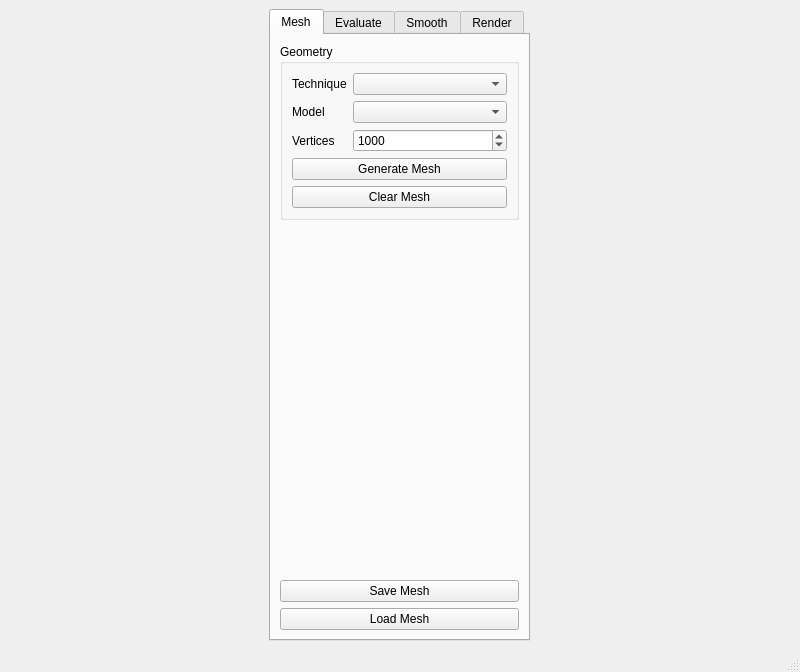
First picture: the form in UserInterface/MainWindow.ui, repository wibus/GpuMesh, before the edit.
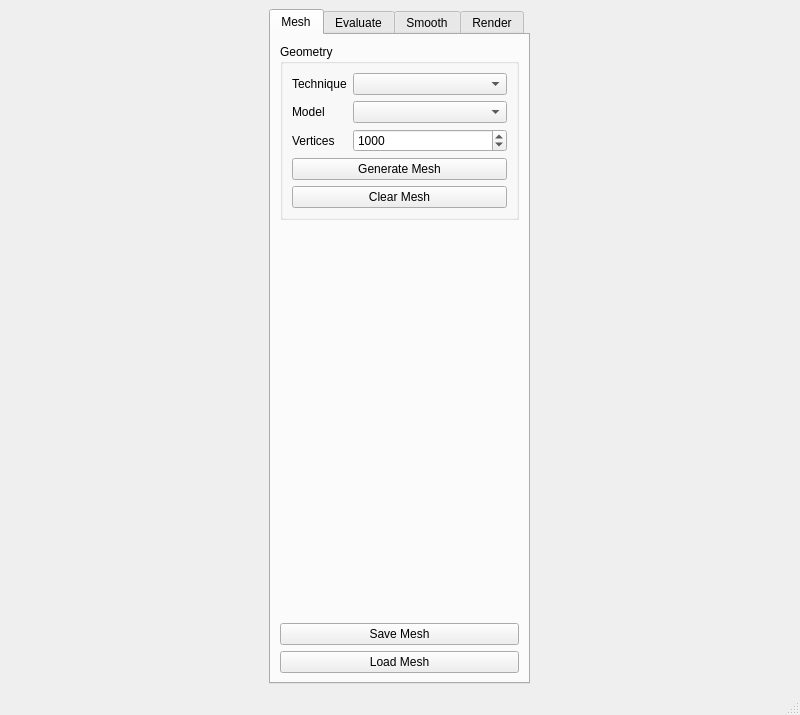
Second picture: the form after the edit. The open tabs and pages were chosen to show the change.

```diff
--- a/UserInterface/MainWindow.ui
+++ b/UserInterface/MainWindow.ui
@@ -7,7 +7,7 @@
     <x>0</x>
     <y>0</y>
     <width>800</width>
-    <height>672</height>
+    <height>715</height>
    </rect>
   </property>
   <property name="windowTitle">
```
Left out of the diff: 2 changed lines with no effect on the pictures.
